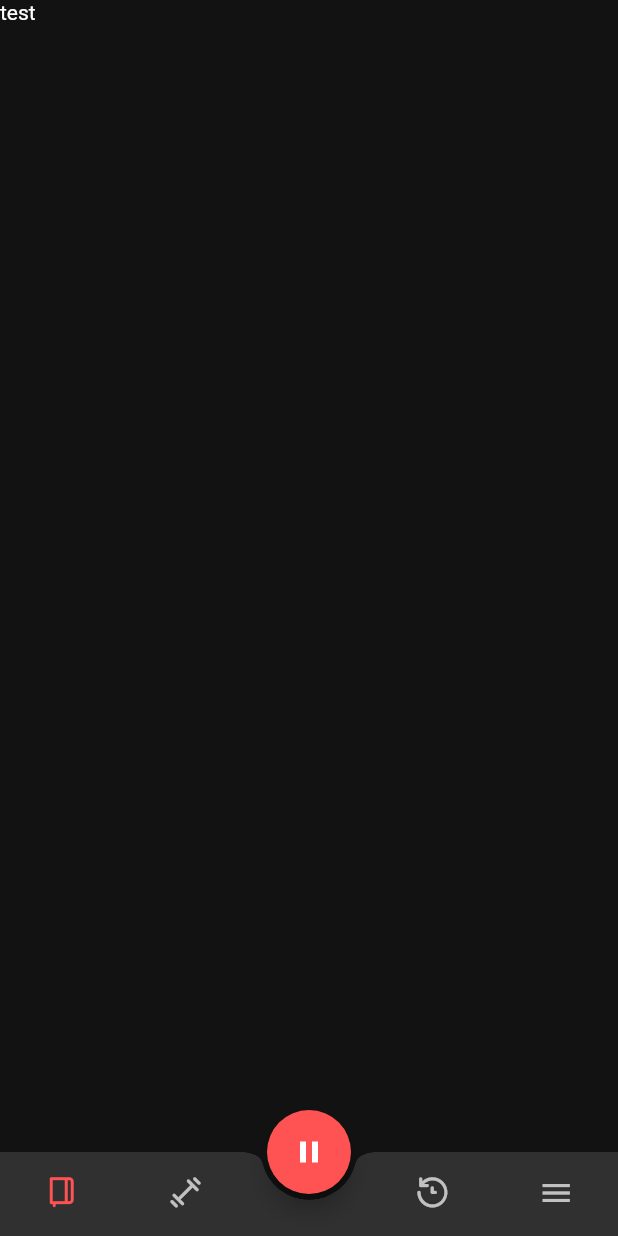
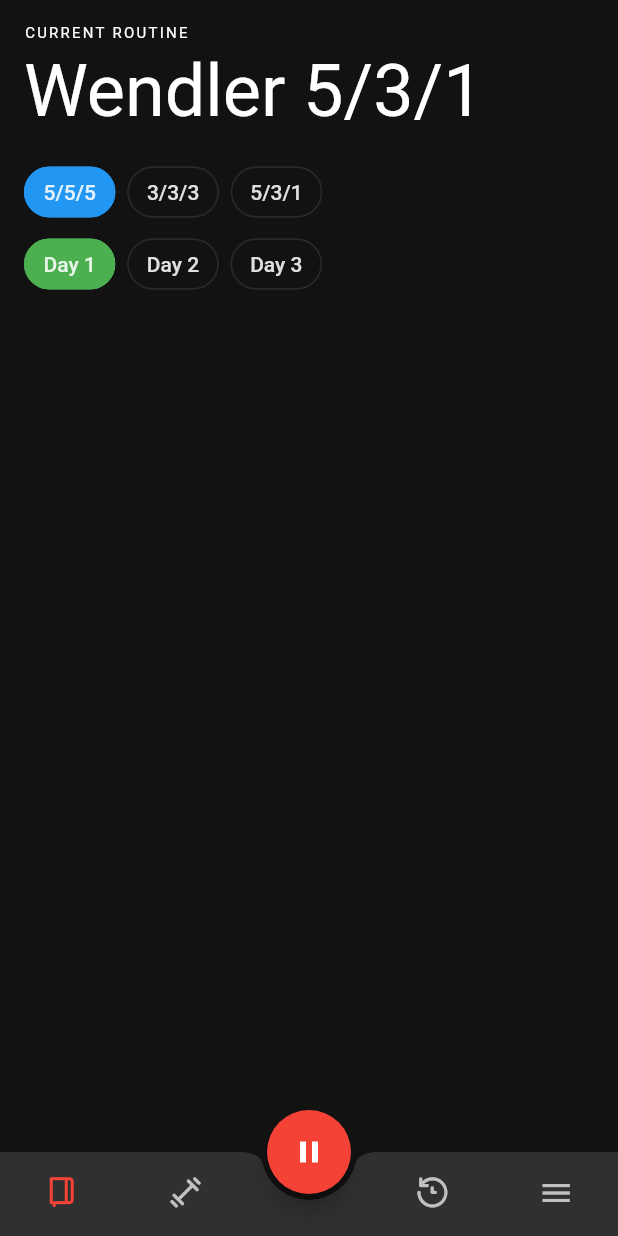
Before and after one commit to chrsep/leonidas, a Flutter app: the screen it shows after launch, on a phone screen of 412 x 824 dp. Run offline on Flutter 3.47's test engine with Material 2 defaults, Android fonts, the phone set to English and light mode, and no system bars; our stand-ins replace flutter_dotenv, sentry.

Commit message:
Show current day and cycle.

```diff
--- a/lib/components/home_page.dart
+++ b/lib/components/home_page.dart
@@ -1,6 +1,7 @@
 // This is the first widget our application renders
 import 'package:flutter/material.dart';
 import 'package:flutter/painting.dart';
+import 'package:leonidas/components/tracker_page.dart';
 import 'package:leonidas/icons/bottom_nav_icons.dart';
 
 class HomePage extends StatefulWidget {
@@ -54,7 +55,7 @@ class _HomePageState extends State<HomePage> with TickerProviderStateMixin {
   Widget build(BuildContext context) {
     if (_currPageIndex == 0) {
       _playPauseController.forward();
-    }else{
+    } else {
       _playPauseController.reverse();
     }
     return Scaffold(
@@ -64,9 +65,16 @@ class _HomePageState extends State<HomePage> with TickerProviderStateMixin {
           progress: _playPauseController,
         ),
         onPressed: () {
-          setState(() {
-            _currPageIndex = 0;
-          });
+          final snackbar = SnackBar(
+            content: Text('Start your workout'),
+            action: SnackBarAction(
+              label: 'Undo',
+              onPressed: () {
+                // Some code to undo the change.
+              },
+            ),
+          );
+          Scaffold.of(context).showSnackBar(snackbar);
         },
       ),
       floatingActionButtonLocation: FloatingActionButtonLocation.centerDocked,
@@ -90,7 +98,7 @@ class _HomePageState extends State<HomePage> with TickerProviderStateMixin {
         ),
       ),
       body: SafeArea(
-        top: false,
+        top: true,
         child: Stack(
           fit: StackFit.expand,
           children: sections.map((Section section) {
@@ -130,7 +138,7 @@ class Section {
 }
 
 List<Section> sections = [
-  Section(0, 'Tracker', BottomNav.diary, Text('test')),
+  Section(0, 'Tracker', BottomNav.diary, TrackerPage()),
   Section(1, 'Workouts', BottomNav.dumbbell, Text('tests')),
   Section(2, 'History', null, Text('testdsa')),
   Section(3, 'History', BottomNav.history, Text('testdsa')),
--- /dev/null
+++ b/lib/components/tracker_page.dart
@@ -0,0 +1,88 @@
+import 'package:flutter/material.dart';
+import 'package:leonidas/leonidas_theme.dart';
+import 'package:leonidas/models/app_store.dart';
+import 'package:provider/provider.dart';
+
+class TrackerPage extends StatelessWidget {
+  @override
+  Widget build(BuildContext context) {
+    final store = Provider.of<AppStore>(context);
+    final selectedRoutine = store.routines[store.selectedRoutineIdx];
+    final selectedDay = selectedRoutine.days[store.currentDay];
+    final selectedCycle =
+        selectedRoutine.progression.cycles[store.currentCycle];
+    return Padding(
+      padding: const EdgeInsets.all(16.0),
+      child: Column(
+        children: <Widget>[
+          Padding(
+            padding: const EdgeInsets.only(bottom: 4),
+            child: Row(
+              children: <Widget>[
+                Text(
+                  'CURRENT ROUTINE',
+                  style: LeonidasTheme.overline,
+                )
+              ],
+            ),
+          ),
+          Padding(
+            padding: const EdgeInsets.only(bottom: 16),
+            child: Row(
+              children: <Widget>[
+                Text(
+                  selectedRoutine.name,
+                  style: LeonidasTheme.h3,
+                  textAlign: TextAlign.left,
+                ),
+              ],
+            ),
+          ),
+          Row(
+            children: selectedRoutine.progression.cycles.map((value) {
+              final isSelected = value.name == selectedCycle.name;
+              return Padding(
+                padding: const EdgeInsets.only(right: 8.0),
+                child: Chip(
+                  label: Text(value.name),
+                  backgroundColor: isSelected
+                      ? LeonidasTheme.primaryColor
+                      : LeonidasTheme.whiteTint[0],
+                  shape: RoundedRectangleBorder(
+                      borderRadius: BorderRadius.all(Radius.circular(100)),
+                      side: BorderSide(
+                          color: isSelected
+                              ? LeonidasTheme.primaryColor
+                              : LeonidasTheme.whiteTint[1])),
+                ),
+              );
+            }).toList(),
+          ),
+          Row(
+            children: selectedRoutine.days
+                .map((value) {
+                  final isSelected = value.name == selectedDay.name;
+                  return Padding(
+                      padding: const EdgeInsets.only(right: 8.0),
+                      child: Chip(
+                        label: Text(value.name),
+                        backgroundColor: isSelected
+                            ? LeonidasTheme.secondaryColor
+                            : LeonidasTheme.whiteTint[0],
+                        shape: RoundedRectangleBorder(
+                            borderRadius:
+                                BorderRadius.all(Radius.circular(100)),
+                            side: BorderSide(
+                                color: isSelected
+                                    ? LeonidasTheme.secondaryColor
+                                    : LeonidasTheme.whiteTint[1])),
+                      ),
+                    );
+                })
+                .toList(),
+          )
+        ],
+      ),
+    );
+  }
+}
--- /dev/null
+++ b/lib/leonidas_theme.dart
@@ -0,0 +1,48 @@
+import 'package:flutter/cupertino.dart';
+import 'package:flutter/material.dart';
+
+class LeonidasTheme {
+  static const List<Color> whiteTint = [
+    Color(0xFF121212),
+    Color(0x0CFFFFFF),
+    Color(0x11FFFFFF),
+    Color(0x14FFFFFF),
+    Color(0x16FFFFFF),
+    Color(0x1CFFFFFF),
+    Color(0x1EFFFFFF),
+    Color(0x23FFFFFF),
+    Color(0x26FFFFFF),
+    Color(0x28FFFFFF),
+  ];
+
+  static const Color primaryColor = Colors.blue;
+  static const Color secondaryColor = Colors.green;
+  static const Color accentColor = Colors.red;
+
+  static const TextStyle h1 =
+      TextStyle(fontSize: 96, fontWeight: FontWeight.w300, letterSpacing: -1.5);
+  static const TextStyle h2 =
+      TextStyle(fontSize: 60, fontWeight: FontWeight.w300, letterSpacing: -0.5);
+  static const TextStyle h3 =
+      TextStyle(fontSize: 48, fontWeight: FontWeight.w400, letterSpacing: 0);
+  static const TextStyle h4 =
+      TextStyle(fontSize: 34, fontWeight: FontWeight.w400, letterSpacing: 0.25);
+  static const TextStyle h5 =
+      TextStyle(fontSize: 24, fontWeight: FontWeight.w400, letterSpacing: 0);
+  static const TextStyle h6 =
+      TextStyle(fontSize: 20, fontWeight: FontWeight.w500, letterSpacing: 0.15);
+  static const TextStyle subtitle1 =
+      TextStyle(fontSize: 16, fontWeight: FontWeight.w400, letterSpacing: 0.15);
+  static const TextStyle subtitle2 =
+      TextStyle(fontSize: 14, fontWeight: FontWeight.w500, letterSpacing: 0.1);
+  static const TextStyle body1 =
+      TextStyle(fontSize: 16, fontWeight: FontWeight.w400, letterSpacing: 0.5);
+  static const TextStyle body2 =
+      TextStyle(fontSize: 14, fontWeight: FontWeight.w400, letterSpacing: 0.25);
+
+//  static const TextStyle button= TextStyle(fontSize: 14, fontWeight: FontWeight.w500, letterSpacing: 1.25);
+  static const TextStyle caption =
+      TextStyle(fontSize: 12, fontWeight: FontWeight.w400, letterSpacing: 0.4);
+  static const TextStyle overline =
+      TextStyle(fontSize: 10, fontWeight: FontWeight.w400, letterSpacing: 1.5);
+}
--- a/lib/main.dart
+++ b/lib/main.dart
@@ -2,6 +2,7 @@ import 'dart:async';
 
 import 'package:flutter/material.dart';
 import 'package:flutter_dotenv/flutter_dotenv.dart';
+import 'package:leonidas/leonidas_theme.dart';
 import 'package:leonidas/models/app_store.dart';
 import 'package:leonidas/models/countdown_timer.dart';
 import 'package:leonidas/utils/sample_routine.dart';
@@ -46,7 +47,8 @@ class Leonidas extends StatelessWidget {
         title: 'Leonidas',
         theme: ThemeData(
           brightness: Brightness.dark,
-          accentColor: Colors.redAccent,
+          primaryColor: LeonidasTheme.primaryColor,
+          accentColor: LeonidasTheme.accentColor,
         ),
         home: HomePage(),
       ),
--- a/lib/models/app_store.dart
+++ b/lib/models/app_store.dart
@@ -12,4 +12,5 @@ class AppStore extends ChangeNotifier {
   int currentDay = 0;
   int currentCycle = 0;
   int currentExecercise = 0;
+  int selectedRoutineIdx = 0;
 }
--- a/lib/utils/sample_routine.dart
+++ b/lib/utils/sample_routine.dart
@@ -6,7 +6,7 @@ import 'package:leonidas/models/progression.dart';
 import 'package:leonidas/models/routine.dart';
 
 Routine generateSampleRoutine() {
-  const name = 'Sample Routine';
+  const name = 'Wendler 5/3/1';
 
   final squat = Exercise('Squat', '', {1: 55000});
   final bench = Exercise('Bench', '', {1: 35000});
```
